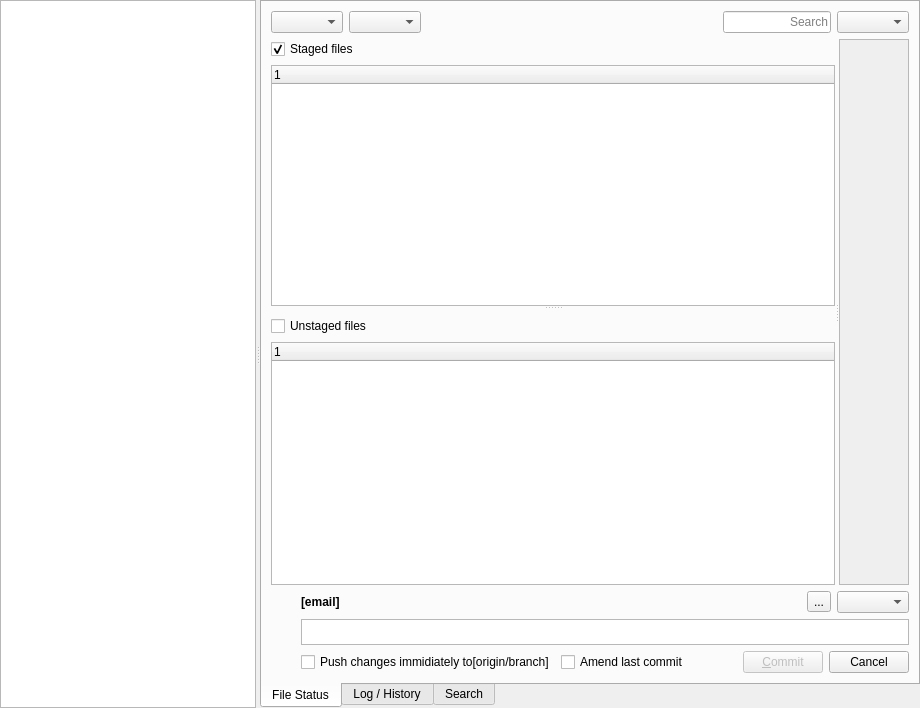
Old version of the form qgitrepository.ui in the repository bokic/gitmaster.
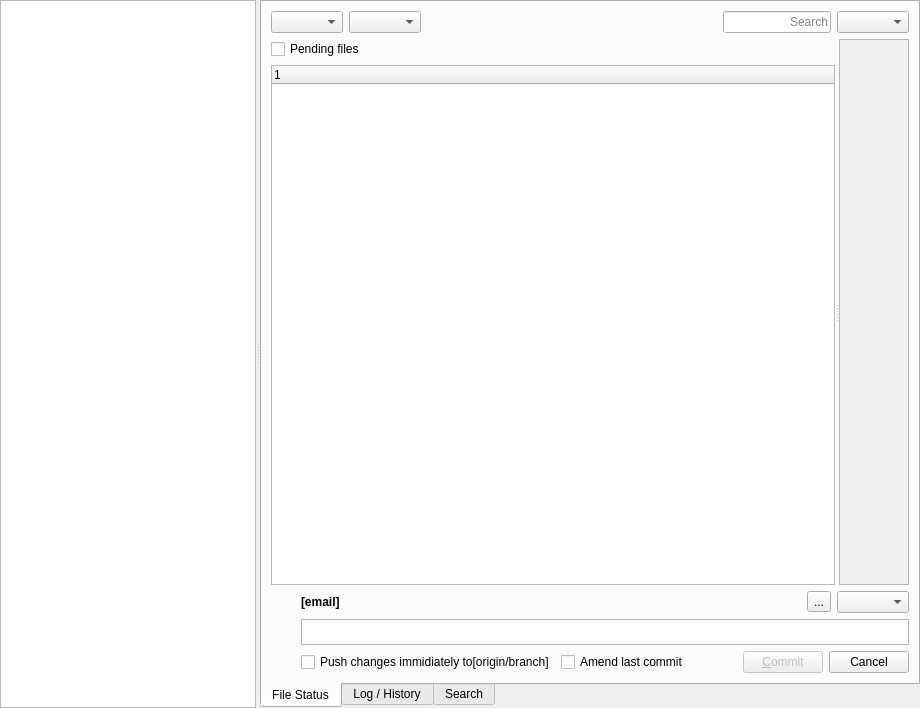
New version of the form. The open tabs and pages were chosen to show the change. Custom widgets are drawn as their Qt base class.

Commit message: Implement Staging Mode Options

```diff
--- a/qgitrepository.ui
+++ b/qgitrepository.ui
@@ -142,13 +142,32 @@
           <property name="orientation">
            <enum>Qt::Orientation::Horizontal</enum>
           </property>
-          <widget class="QSplitter" name="splitter_2">
+          <widget class="QStackedWidget" name="stackedWidget_staging">
            <property name="sizePolicy">
             <sizepolicy hsizetype="Fixed" vsizetype="Expanding">
              <horstretch>1</horstretch>
              <verstretch>0</verstretch>
             </sizepolicy>
            </property>
+           <property name="currentIndex">
+            <number>0</number>
+           </property>
+           <widget class="QWidget" name="page_splitStaging">
+            <layout class="QVBoxLayout" name="verticalLayout_splitStaging">
+             <property name="leftMargin">
+              <number>0</number>
+             </property>
+             <property name="topMargin">
+              <number>0</number>
+             </property>
+             <property name="rightMargin">
+              <number>0</number>
+             </property>
+             <property name="bottomMargin">
+              <number>0</number>
+             </property>
+             <item>
+              <widget class="QSplitter" name="splitter_2">
            <property name="orientation">
             <enum>Qt::Orientation::Vertical</enum>
            </property>
@@ -205,6 +224,40 @@
              </item>
              <item>
                <widget class="QTreeWidget" name="treeWidget_unstaged">
+                   <property name="selectionMode">
+                    <enum>QAbstractItemView::SelectionMode::ExtendedSelection</enum>
+                   </property>
+                  </widget>
+                 </item>
+                </layout>
+               </widget>
+              </widget>
+             </item>
+            </layout>
+           </widget>
+           <widget class="QWidget" name="page_noStaging">
+            <layout class="QVBoxLayout" name="verticalLayout_noStaging">
+             <property name="leftMargin">
+              <number>0</number>
+             </property>
+             <property name="topMargin">
+              <number>0</number>
+             </property>
+             <property name="rightMargin">
+              <number>0</number>
+             </property>
+             <property name="bottomMargin">
+              <number>0</number>
+             </property>
+             <item>
+              <widget class="QCheckBox" name="checkBox_PendingFiles">
+               <property name="text">
+                <string>Pending files</string>
+               </property>
+              </widget>
+             </item>
+             <item>
+              <widget class="QTreeWidget" name="treeWidget_pending">
                 <property name="selectionMode">
                  <enum>QAbstractItemView::SelectionMode::ExtendedSelection</enum>
                 </property>
```
Lines whose indentation alone changed are shown as unchanged. The commit also changes 3 other files.
